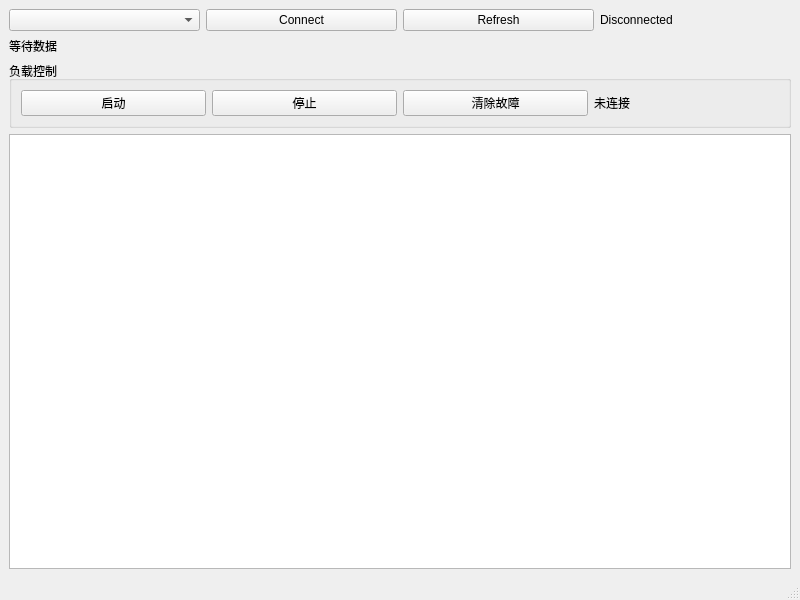
The window that host/bms_monitor/mainwindow.ui (Devi1Fairy/stm32-bms-prototype) describes before a commit, drawn with Qt 5.
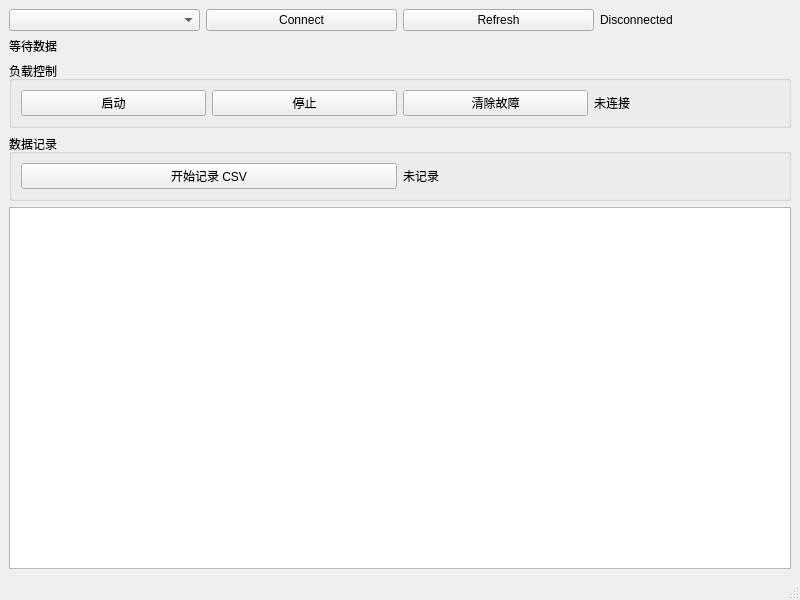
The same window after the commit.

Commit message: feat: record BMS telemetry to CSV

```diff
--- a/host/bms_monitor/mainwindow.ui
+++ b/host/bms_monitor/mainwindow.ui
@@ -87,6 +87,32 @@
       </layout>
      </widget>
     </item>
+    <item>
+     <widget class="QGroupBox" name="groupBox_2">
+      <property name="title">
+       <string>数据记录</string>
+      </property>
+      <layout class="QHBoxLayout" name="horizontalLayout_3">
+       <item>
+        <widget class="QPushButton" name="recordButton">
+         <property name="text">
+          <string>开始记录 CSV</string>
+         </property>
+        </widget>
+       </item>
+       <item>
+        <widget class="QLabel" name="recordLabel">
+         <property name="text">
+          <string>未记录</string>
+         </property>
+         <property name="wordWrap">
+          <bool>true</bool>
+         </property>
+        </widget>
+       </item>
+      </layout>
+     </widget>
+    </item>
     <item>
      <widget class="QPlainTextEdit" name="rxText"/>
     </item>
```
The commit also changes 11 other files.
